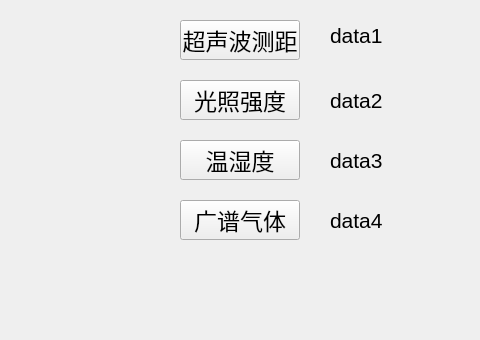
gbn666/GeoProspector, file mainwindow.ui: the form before one commit; both pictures show x 320 to 800 and y 140 to 480 of the 800 by 480 pixel window.
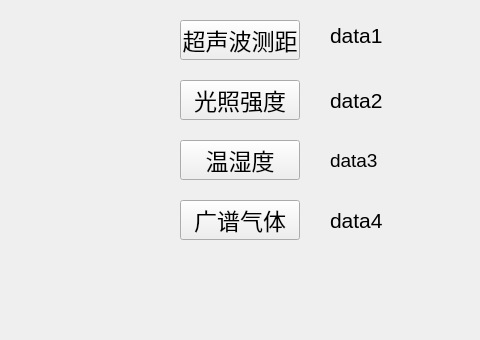
The form after the commit. Icons and pictures are not drawn.

The edit to the form file:
```diff
--- a/mainwindow.ui
+++ b/mainwindow.ui
@@ -262,7 +262,7 @@
     </property>
     <property name="font">
      <font>
-      <pointsize>16</pointsize>
+      <pointsize>14</pointsize>
      </font>
     </property>
     <property name="text">
```
